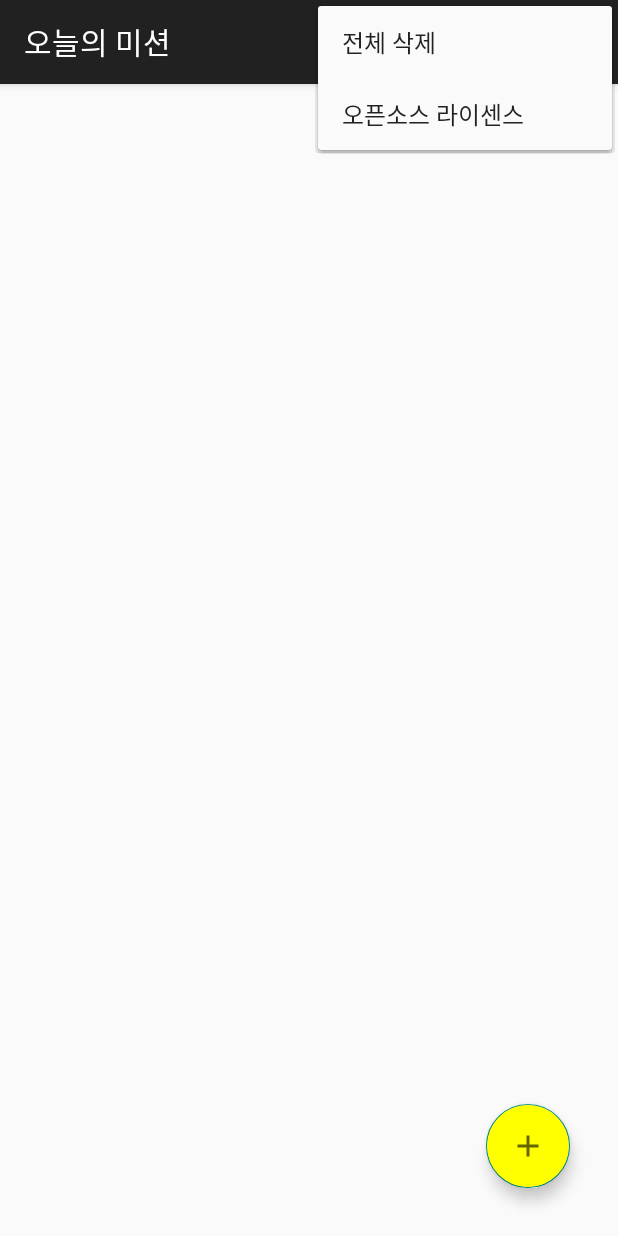
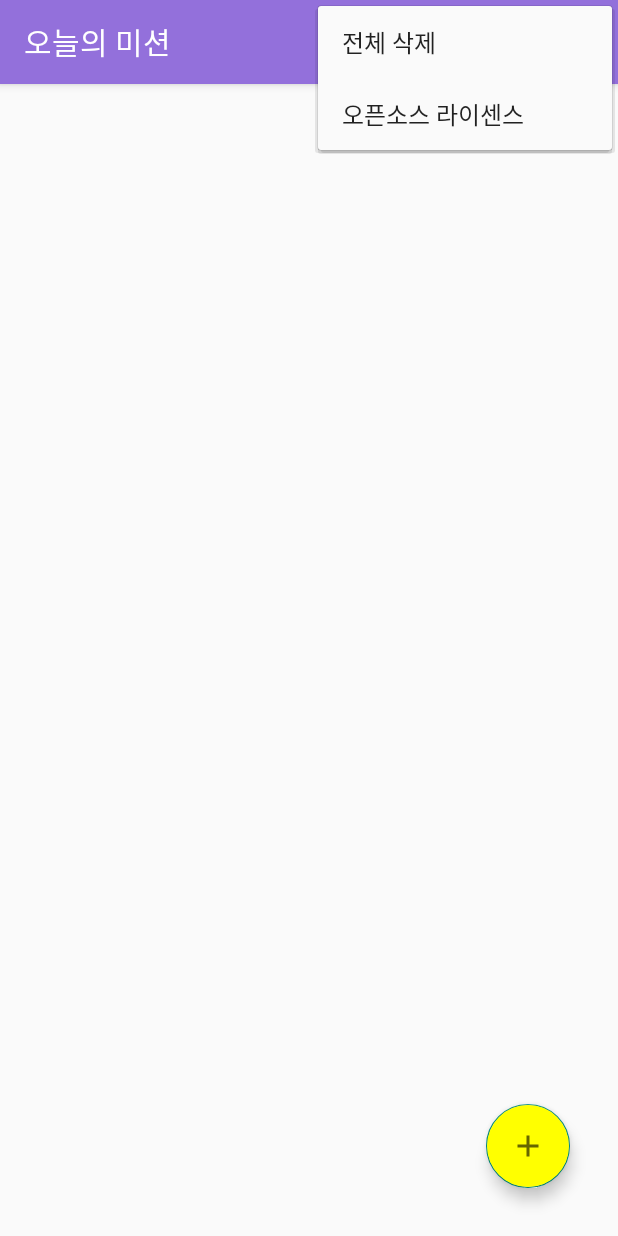
Before and after one commit to habilithm97/DailyMission, an Android app: the screen it shows after launch (MainActivity), with the options menu open, on a phone screen of 412 x 824 dp. Run offline under Robolectric (Android 15) with nearby library versions, the phone set to English and light mode, and no system bars; our stand-ins replace Room's generated code, data binding; libraries missing offline, so code that uses them is left out: com.google.android.gms.

Commit message:
메인 UI 수정

```diff
--- a/app/src/main/java/com/example/simpletodolist/MainActivity.java
+++ b/app/src/main/java/com/example/simpletodolist/MainActivity.java
@@ -49,6 +49,7 @@ public class MainActivity extends AppCompatActivity {
         mainBinding.recyclerView.setHasFixedSize(true); // 항상 고정된 사이즈의 RecyclerView
 
         MainAdapter adapter = new MainAdapter();
+        //mainBinding.recyclerView.smoothScrollToPosition(adapter.getCurrentList());
         mainBinding.recyclerView.setAdapter(adapter);
 
         mainViewModel = new ViewModelProvider(this).get(MainViewModel.class); // ViewModel 객체 생성
--- a/app/src/main/res/layout/activity_main.xml
+++ b/app/src/main/res/layout/activity_main.xml
@@ -13,7 +13,10 @@
         <androidx.recyclerview.widget.RecyclerView
             android:id="@+id/recyclerView"
             android:layout_width="match_parent"
-            android:layout_height="match_parent"/>
+            android:layout_height="match_parent"
+            android:padding="10dp"
+            android:clipToPadding="false"
+            android:layout_marginBottom="15dp"/>
 
         <com.google.android.material.floatingactionbutton.FloatingActionButton
             android:id="@+id/floatingBtn"
--- a/app/src/main/res/values/colors.xml
+++ b/app/src/main/res/values/colors.xml
@@ -7,4 +7,6 @@
     <color name="teal_700">#FF018786</color>
     <color name="black">#FF000000</color>
     <color name="white">#FFFFFFFF</color>
+
+    <color name="mediumpurple">#9370DB</color>
 </resources>
--- a/app/src/main/res/values/themes.xml
+++ b/app/src/main/res/values/themes.xml
@@ -1,5 +1,6 @@
 <resources xmlns:tools="http://schemas.android.com/tools">
     <!-- Base application theme. -->
     <style name="Theme.SimpleTodoList" parent="Theme.AppCompat.Light.DarkActionBar">
+        <item name="colorPrimary">@color/mediumpurple</item>
     </style>
 </resources>
```
